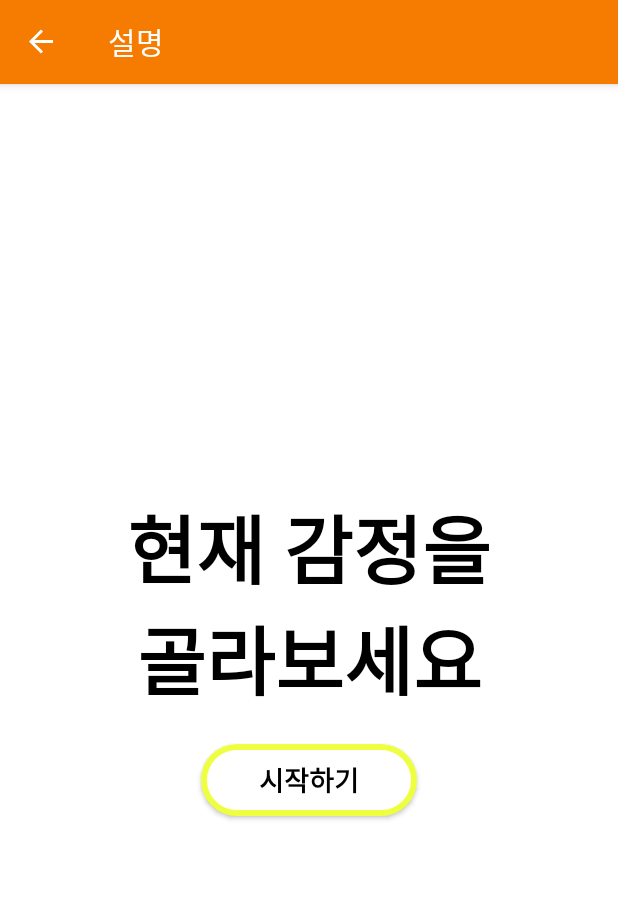
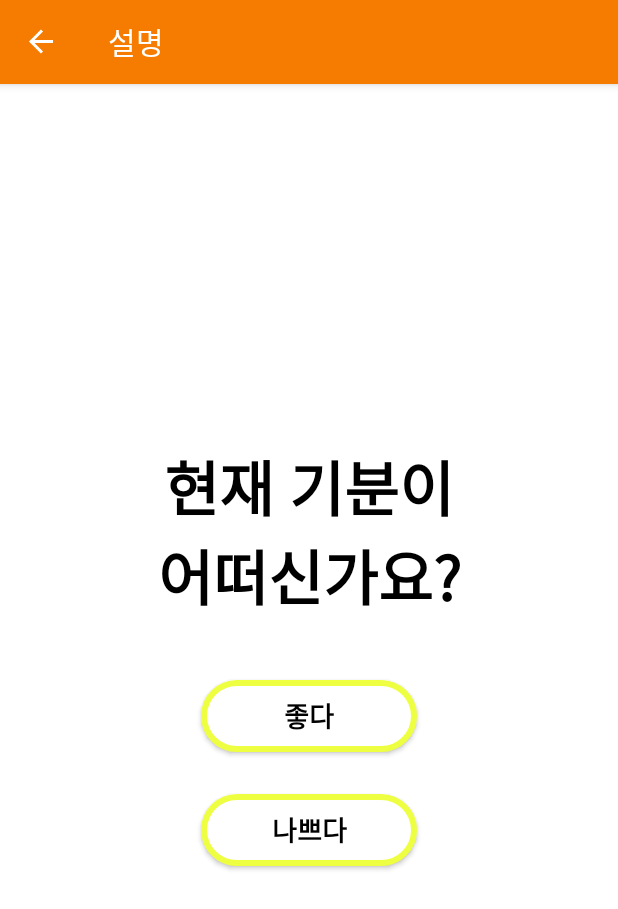
Before and after one commit to uije/giraffe, an Android app: the DescriptionFragment screen opened through its navigation route, on a phone screen of 412 x 824 dp. Shown: the top 909 px of the screen. Run offline under Robolectric (Android 15) with nearby library versions, the phone set to English and light mode, and no system bars; our stand-ins replace navigation-ui.

Commit message:
add bad emotion list

```diff
--- a/app/src/main/java/com/zettafantasy/giraffe/feature/emotion/DescriptionFragment.kt
+++ b/app/src/main/java/com/zettafantasy/giraffe/feature/emotion/DescriptionFragment.kt
@@ -16,9 +16,19 @@ class DescriptionFragment : Fragment() {
         container: ViewGroup?,
         savedInstanceState: Bundle?
     ): View? {
-        var view = inflater.inflate(R.layout.emotion_description_fragment, container, false)
-        view.findViewById<AppCompatButton>(R.id.start_btn).setOnClickListener {
-            Navigation.findNavController(view).navigate(R.id.action_description_to_find_emotion)
+        val view = inflater.inflate(R.layout.emotion_description_fragment, container, false)
+        view.findViewById<AppCompatButton>(R.id.start_btn_good).setOnClickListener {
+            val args = Bundle()
+            args.putSerializable(EmotionType::class.simpleName, EmotionType.GOOD)
+            Navigation.findNavController(view)
+                .navigate(R.id.action_description_to_find_emotion, args)
+        }
+
+        view.findViewById<AppCompatButton>(R.id.start_btn_bad).setOnClickListener {
+            val args = Bundle()
+            args.putSerializable(EmotionType::class.simpleName, EmotionType.BAD)
+            Navigation.findNavController(view)
+                .navigate(R.id.action_description_to_find_emotion, args)
         }
         return view
     }
--- a/app/src/main/res/layout/emotion_description_fragment.xml
+++ b/app/src/main/res/layout/emotion_description_fragment.xml
@@ -15,21 +15,39 @@
             android:layout_marginStart="8dp"
             android:layout_marginEnd="8dp"
             android:gravity="center_horizontal"
-            android:text="현재 감정을\n골라보세요"
+            android:text="현재 기분이\n어떠신가요?"
             android:textAlignment="center"
             android:textAllCaps="false"
             android:textAppearance="@style/TextAppearance.AppCompat.Headline"
             android:textColor="?colorOnSecondary"
-            android:textSize="50dp"
+            android:textSize="40dp"
             android:textStyle="bold"
-            app:layout_constraintBottom_toTopOf="@id/start_btn"
+            app:layout_constraintBottom_toTopOf="@id/start_btn_good"
             app:layout_constraintEnd_toEndOf="parent"
             app:layout_constraintStart_toStartOf="parent"
             app:layout_constraintTop_toTopOf="parent"
             app:layout_constraintVertical_chainStyle="packed" />
 
     <androidx.appcompat.widget.AppCompatButton
-            android:id="@+id/start_btn"
+            android:id="@+id/start_btn_good"
+            android:layout_width="144dp"
+            android:layout_height="48dp"
+            android:layout_marginStart="8dp"
+            android:layout_marginTop="40dp"
+            android:layout_marginEnd="8dp"
+            android:layout_marginBottom="8dp"
+            android:background="@drawable/rounded_button"
+            android:text="좋다"
+            android:textColor="?colorOnSecondary"
+            android:textSize="18dp"
+            android:textStyle="bold"
+            app:layout_constraintEnd_toEndOf="parent"
+            app:layout_constraintStart_toStartOf="parent"
+            app:layout_constraintBottom_toTopOf="@id/start_btn_bad"
+            app:layout_constraintTop_toBottomOf="@+id/description" />
+
+    <androidx.appcompat.widget.AppCompatButton
+            android:id="@+id/start_btn_bad"
             android:layout_width="144dp"
             android:layout_height="48dp"
             android:layout_marginStart="8dp"
@@ -37,12 +55,12 @@
             android:layout_marginEnd="8dp"
             android:layout_marginBottom="8dp"
             android:background="@drawable/rounded_button"
-            android:text="시작하기"
+            android:text="나쁘다"
             android:textColor="?colorOnSecondary"
             android:textSize="18dp"
             android:textStyle="bold"
             app:layout_constraintBottom_toBottomOf="parent"
             app:layout_constraintEnd_toEndOf="parent"
             app:layout_constraintStart_toStartOf="parent"
-            app:layout_constraintTop_toBottomOf="@+id/description" />
+            app:layout_constraintTop_toBottomOf="@+id/start_btn_good" />
 </androidx.constraintlayout.widget.ConstraintLayout>
```
Also changed, not shown: app/src/main/java/com/zettafantasy/giraffe/feature/emotion/EmotionType.kt (added, +9 -0 lines), app/src/main/java/com/zettafantasy/giraffe/feature/emotion/FindEmotionFragment.kt (+25 -6 lines), app/src/main/res/values/arrays.xml (+121 -0 lines).
